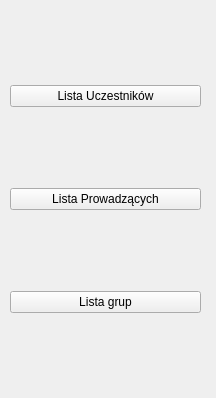
aleksanderkalenbach/IO_2020_2021_ASP, file grupypanel.ui: the form before one commit.
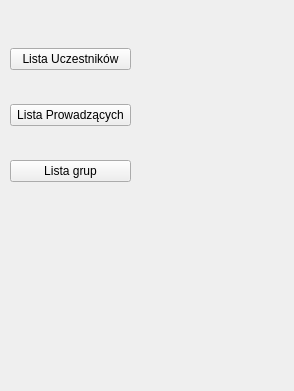
The form after the commit.

```diff
--- a/grupypanel.ui
+++ b/grupypanel.ui
@@ -6,8 +6,8 @@
    <rect>
     <x>0</x>
     <y>0</y>
-    <width>216</width>
-    <height>398</height>
+    <width>294</width>
+    <height>391</height>
    </rect>
   </property>
   <property name="windowTitle">
@@ -17,9 +17,9 @@
    <property name="geometry">
     <rect>
      <x>10</x>
-     <y>10</y>
-     <width>191</width>
-     <height>381</height>
+     <y>20</y>
+     <width>121</width>
+     <height>191</height>
     </rect>
    </property>
    <layout class="QVBoxLayout" name="verticalLayout">
```
